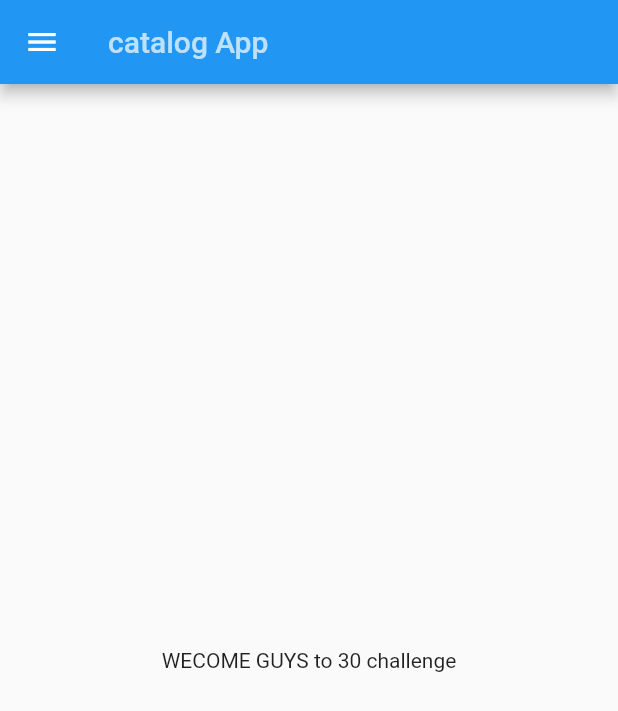
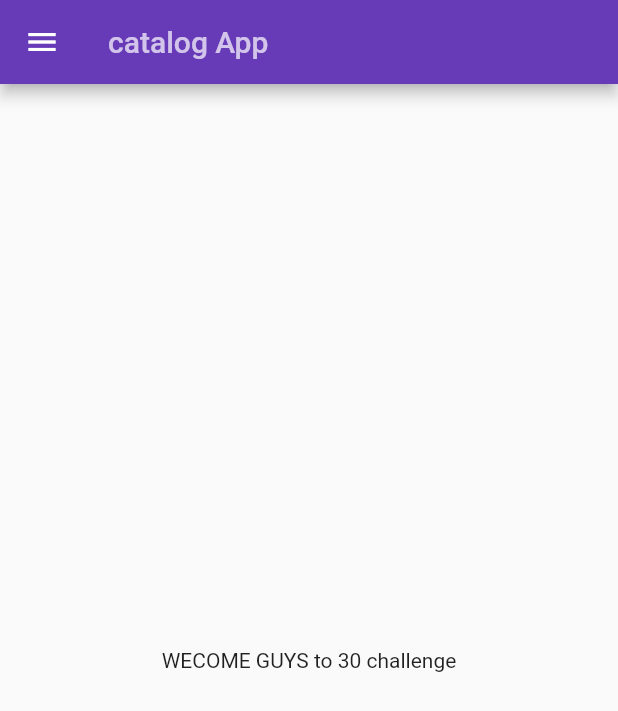
Before and after one commit to anshuman008/30DaysFlutter, a Flutter app: the screen it shows after launch, on a phone screen of 412 x 824 dp. Shown: the top 711 px of the screen. Run offline on Flutter 3.47's test engine with Material 2 defaults, Android fonts, the phone set to English and light mode, and no system bars.

Commit message:
day 3 completed

```diff
--- a/lib/main.dart
+++ b/lib/main.dart
@@ -1,5 +1,6 @@
+import 'package:catalog_app/pages/login_page.dart';
 import 'package:flutter/material.dart';
-import 'home_page.dart';
+import 'pages/home_page.dart';
 
 void main() {
   runApp(MyApp());
@@ -9,7 +10,19 @@ class MyApp extends StatelessWidget {
   @override
   Widget build(BuildContext context) {
     return MaterialApp(
-      home: HomePage()
+      themeMode: ThemeMode.light,
+      theme: ThemeData(
+        primarySwatch: Colors.deepPurple,
+      ),
+      darkTheme: ThemeData(
+        brightness: Brightness.dark,
+      ),
+      initialRoute: "/home",
+      routes: {
+        "/" :(context) => loginPage(),
+        "/home":(context) => HomePage(),
+        "/login" :(context) => loginPage(),
+      },
     );
   }
 }
--- a/lib/home_page.dart
+++ b/lib/pages/home_page.dart
@@ -2,11 +2,17 @@ import 'package:flutter/material.dart';
 
 class HomePage extends StatelessWidget {
   final int days = 30;
+  var thm = "light";
+
   @override
   Widget build(BuildContext context) {
     return Scaffold(
       appBar: AppBar(
-        title: Text('catalog App', style: TextStyle(color: Colors.white70,fontSize: 20,)),
+        title: Text('catalog App',
+            style: TextStyle(
+              color: Colors.white70,
+              fontSize: 20,
+            )),
       ),
       body: Container(
           child: Center(child: Text('WECOME GUYS to $days challenge'))),
```
Also changed, not shown: lib/pages/login_page.dart (added, +17 -0 lines).
